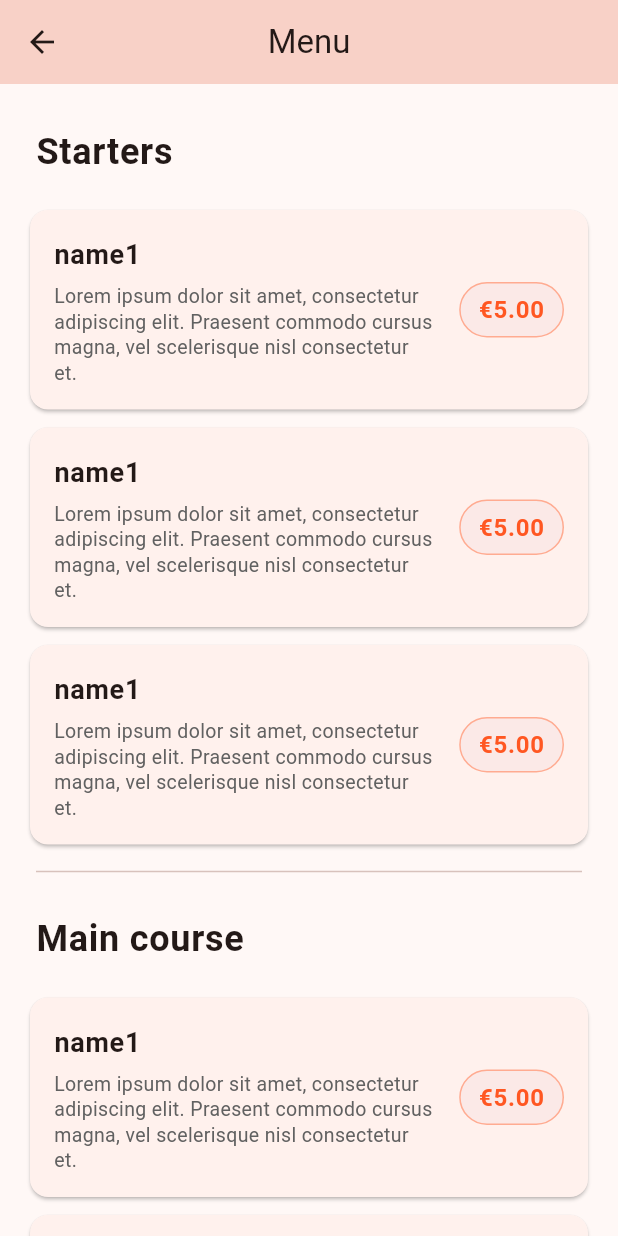
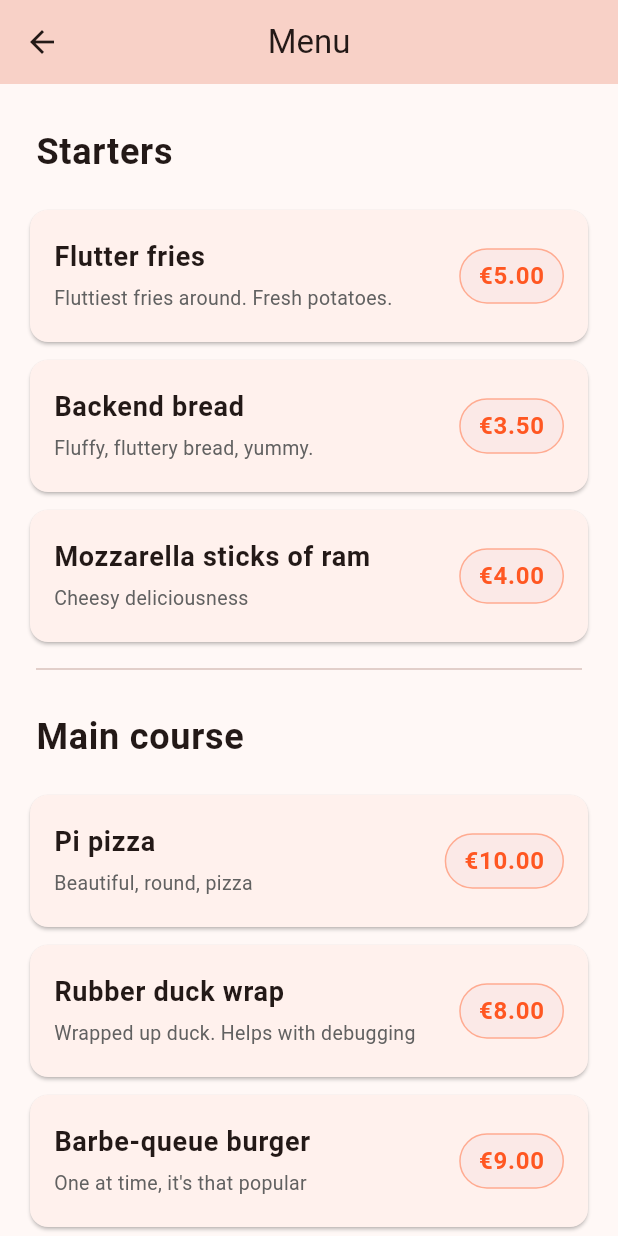
Before and after one commit to Stenation/Group10, a Flutter app: the screen it shows after launch, after a tap on "Menu", on a phone screen of 412 x 824 dp. Run offline on Flutter 3.47's test engine with Material 3 defaults, Android fonts, the phone set to English and light mode, and no system bars.

Commit message:
Added real data (might include puns)

```diff
--- a/03-restaurant-app/lib/data/menu_data.dart
+++ b/03-restaurant-app/lib/data/menu_data.dart
@@ -6,26 +6,58 @@ const String loremIpsum =
     'Praesent commodo cursus magna, vel scelerisque nisl consectetur et.';
 
 const List<MenuItem> starterItems = [
-  MenuItem(name: 'name1', description: loremIpsum, price: 5.0),
-  MenuItem(name: 'name1', description: loremIpsum, price: 5.0),
-  MenuItem(name: 'name1', description: loremIpsum, price: 5.0),
+  MenuItem(
+    name: 'Flutter fries',
+    description: "Fluttiest fries around. Fresh potatoes.",
+    price: 5.0,
+  ),
+  MenuItem(
+    name: 'Backend bread',
+    description: "Fluffy, fluttery bread, yummy.",
+    price: 3.5,
+  ),
+  MenuItem(
+    name: 'Mozzarella sticks of ram',
+    description: "Cheesy deliciousness",
+    price: 4.0,
+  ),
 ];
 
 const List<MenuItem> mainCourseItems = [
-  MenuItem(name: 'name1', description: loremIpsum, price: 5.0),
-  MenuItem(name: 'name1', description: loremIpsum, price: 5.0),
-  MenuItem(name: 'name1', description: loremIpsum, price: 5.0),
+  MenuItem(
+    name: 'Pi pizza',
+    description: "Beautiful, round, pizza",
+    price: 10.0,
+  ),
+  MenuItem(
+    name: 'Rubber duck wrap ',
+    description: "Wrapped up duck. Helps with debugging",
+    price: 8.0,
+  ),
+  MenuItem(
+    name: 'Barbe-queue burger',
+    description: "One at time, it's that popular",
+    price: 9.0,
+  ),
 ];
 
 const List<MenuItem> dessertItems = [
-  MenuItem(name: 'name1', description: loremIpsum, price: 5.0),
-  MenuItem(name: 'name1', description: loremIpsum, price: 5.0),
+  MenuItem(
+    name: 'Ice cream with bits and bites',
+    description: "Smooth, velvety, delicious",
+    price: 5.0,
+  ),
+  MenuItem(
+    name: 'Raspberry pi',
+    description: "Versatile, little piece of deliciousness",
+    price: 6.0,
+  ),
 ];
 
 const List<MenuItem> drinkItems = [
-  MenuItem(name: 'name1', description: loremIpsum, price: 5.0),
-  MenuItem(name: 'name1', description: loremIpsum, price: 5.0),
-  MenuItem(name: 'name1', description: loremIpsum, price: 5.0),
+  MenuItem(name: 'Water', description: "If you're boring", price: 2.0),
+  MenuItem(name: 'Wine', description: "Cherry wine", price: 6.0),
+  MenuItem(name: 'Beer', description: "Karhu", price: 5.0),
 ];
 
 const List<MenuCategory> menuCategories = [
--- a/03-restaurant-app/lib/presentation/screens/home_screen.dart
+++ b/03-restaurant-app/lib/presentation/screens/home_screen.dart
@@ -18,17 +18,17 @@ class HomeScreen extends StatelessWidget {
           crossAxisAlignment: CrossAxisAlignment.start,
           children: [
             const Text(
-              'Name',
+              'The Flutter Room',
               style: TextStyle(
-                fontSize: 42,
+                fontSize: 38,
                 fontWeight: FontWeight.bold,
                 letterSpacing: 1.2,
               ),
             ),
             const SizedBox(height: 16),
             const Text(
-              'Lorem ipsum dolor sit amet, consectetur adipiscing elit. '
-              'Sed do eiusmod tempor incididunt ut labore et dolore magna aliqua.',
+              'Come one, come all, there is enough code to go around.'
+              'The Flutter Room offers delicious food, and even tastier puns',
               style: TextStyle(
                 fontSize: 16,
                 color: Colors.black87,
```
